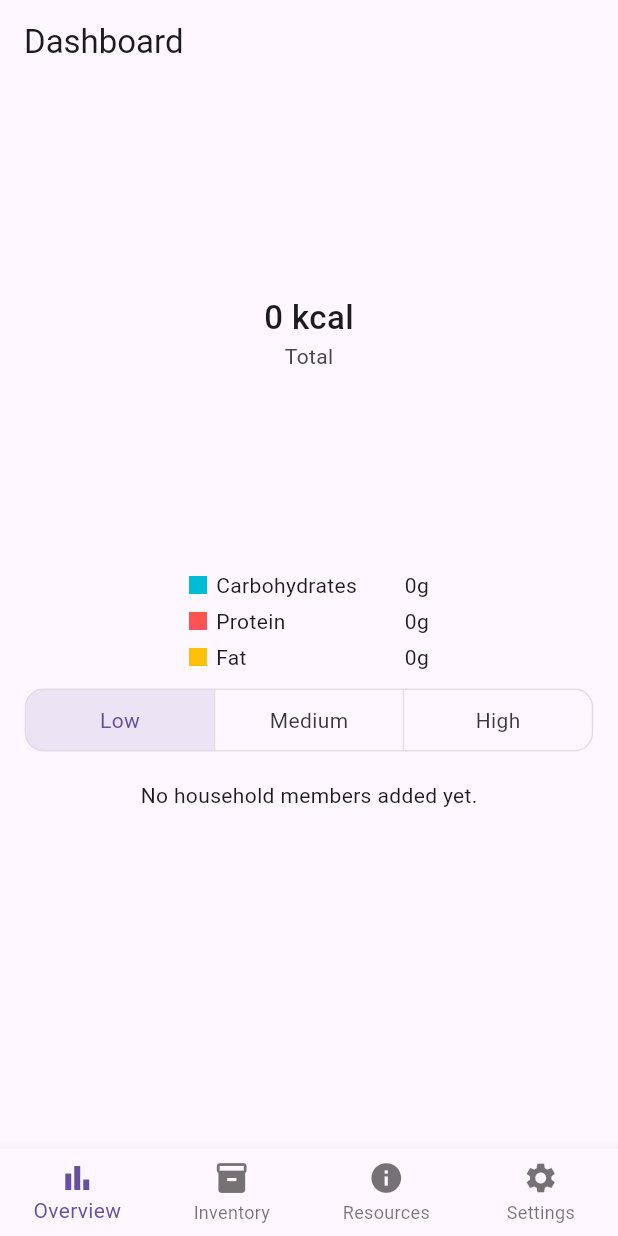
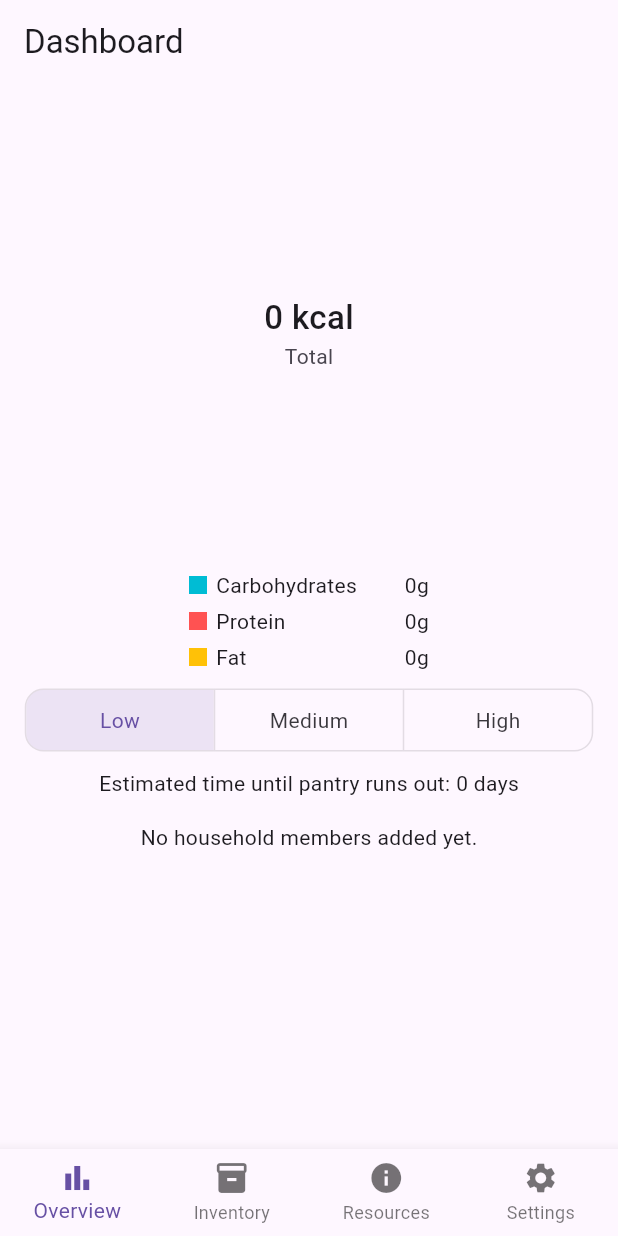
Before and after one commit to ElliotMS-Chalmers/prepster, a Flutter app: the screen it shows after launch, after a tap on "Low", on a phone screen of 412 x 824 dp. Run offline on Flutter 3.47's test engine with Material 3 defaults, Android fonts, the phone set to English and light mode, and no system bars; drawn by our look-alikes of fl_chart; our stand-ins replace easy_localization, flutter_local_notifications, logger, permission_handler, shared_preferences, timezone; missing offline and left inert: flutter_pdfview.

Commit message:
Estimated time until empty implemented

```diff
--- a/lib/ui/pages/dashboard/dashboard.dart
+++ b/lib/ui/pages/dashboard/dashboard.dart
@@ -20,6 +20,12 @@ class DashboardPage extends StatelessWidget {
         Map<String, double> totalAmountPantry = viewModel.calculateTotalPantry();
         double totalMacros = totalAmountPantry["carbs"]! + totalAmountPantry["protein"]! + totalAmountPantry["fat"]!;
         List<Map<String, Object>> household = viewModel.getHousehold();
+        int totalConsumption = viewModel.totalHouseholdCalories;
+
+        double daysUntilEmpty = 0.0;
+        if (totalConsumption > 0 && totalAmountPantry["calories"]! > 0) {
+          daysUntilEmpty = totalAmountPantry["calories"]! / totalConsumption;
+        }
 
         return Scaffold(
           appBar: AppBar(
@@ -104,6 +110,12 @@ class DashboardPage extends StatelessWidget {
                           Text('High'),
                         ],
                       ),
+                      const SizedBox(height: 8),
+
+                      Text(
+                        "Estimated time until pantry runs out: ${daysUntilEmpty.round()} days"
+                      ),
+
                       const SizedBox(height: 16),
                       if (household.isNotEmpty)
                         ListView.builder(
--- a/lib/ui/viewmodels/dashboard_view_model.dart
+++ b/lib/ui/viewmodels/dashboard_view_model.dart
@@ -12,6 +12,7 @@ class DashboardViewModel extends ChangeNotifier {
   List<PantryItem> _items = [];
   List<Map<String, Object>> _household = [];
   LifeQuality _selectedLifeQuality = LifeQuality.medium;
+  int _totalHouseholdCalories = 0;
 
   DashboardViewModel(this._pantryVM, this._settingsVM) {
     if (_pantryVM != null && _settingsVM != null) {
@@ -20,11 +21,13 @@ class DashboardViewModel extends ChangeNotifier {
       _updateDashboardItems();
       _loadItems();
       _loadHousehold();
+      _calculateHouseholdCalories();
     }
   }
 
   List<PantryItem> getAllItems() => _items;
   List<Map<String, Object>> getHousehold() => _household;
+  int get totalHouseholdCalories => _totalHouseholdCalories;
 
   void _loadItems() {
     _items = _pantryVM!.getAllItems() as List<PantryItem>;
@@ -37,12 +40,36 @@ class DashboardViewModel extends ChangeNotifier {
       // Access the latest data from PantryViewModel
       _loadItems();
       _loadHousehold();
+      _calculateHouseholdCalories();
+      notifyListeners();
     }
   }
 
   void _loadHousehold() {
     _household = _settingsVM!.getHousehold();
+    _calculateHouseholdCalories();
     notifyListeners();
+  }
+
+  Future<void> _calculateHouseholdCalories() async {
+    _totalHouseholdCalories = await _calculateTotalHouseholdCaloriesInternal();
+    notifyListeners();
+  }
+
+  Future<int> _calculateTotalHouseholdCaloriesInternal() async {
+    int consumption = 0;
+    for (var member in _household) {
+      final sex = member['sex'] == 0 ? Gender.female : Gender.male;
+      final age = member['birthYear'] as int;
+      final calories = CaloriesCalculator().calculateCalories(
+        gender: sex,
+        age: DateTime.now().year - age,
+        lifeQuality: _selectedLifeQuality,
+      );
+      consumption += await calories;
+    }
+    logger.i('Total household calories needed per day is: $consumption for ${_household.length} members with life quality set to ${_selectedLifeQuality.name}.');
+    return consumption;
   }
 
   Map<String, double> calculateTotalPantry() {
@@ -71,6 +98,7 @@ class DashboardViewModel extends ChangeNotifier {
 
   void updateLifeQuality(LifeQuality newLifeQuality) {
     _selectedLifeQuality = newLifeQuality;
+    _calculateHouseholdCalories();
     logger.i('Life quality set to ${newLifeQuality.name}');
     notifyListeners();
   }
```
